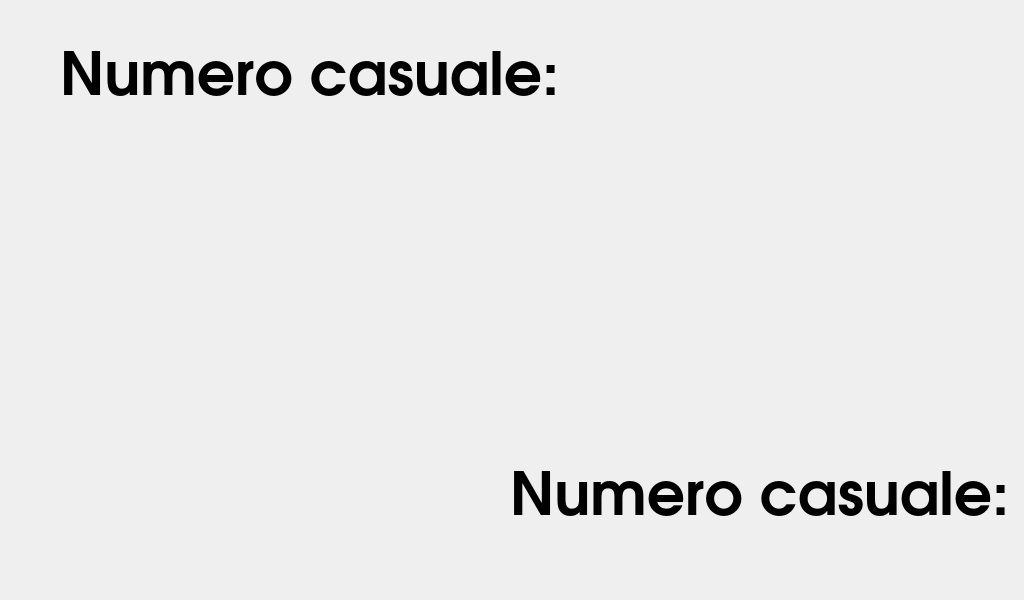
Old version of the form mainwindow.ui in the repository L0E6O/LeoDash.
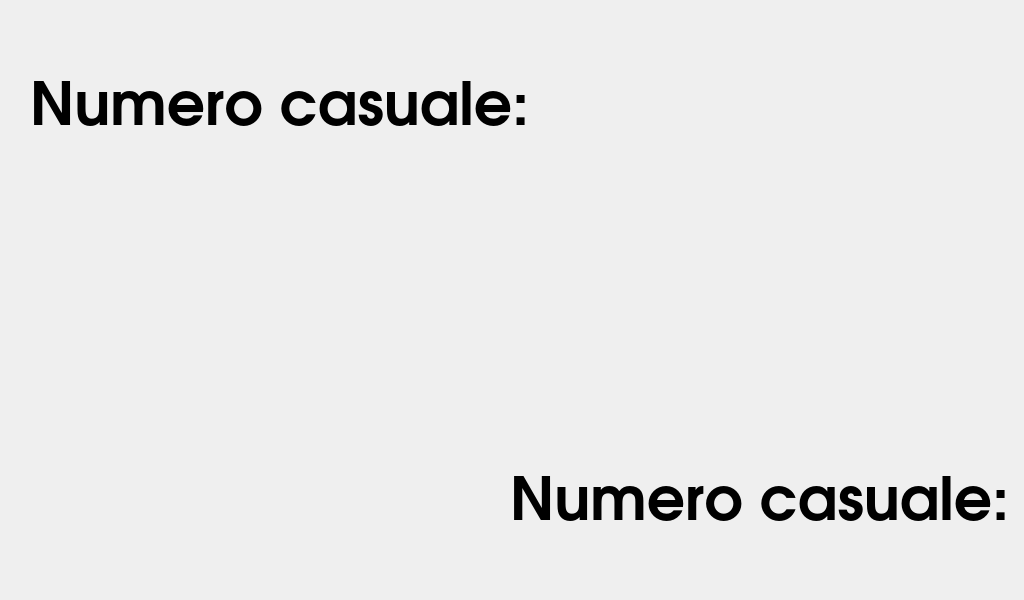
New version of the form.

Commit message: cambiato layout

```diff
--- a/mainwindow.ui
+++ b/mainwindow.ui
@@ -26,7 +26,7 @@
    <widget class="QLabel" name="lAX">
     <property name="geometry">
      <rect>
-      <x>60</x>
+      <x>30</x>
       <y>30</y>
       <width>521</width>
       <height>141</height>
@@ -51,9 +51,6 @@
     <property name="scaledContents">
      <bool>false</bool>
     </property>
-    <property name="alignment">
-     <set>Qt::AlignmentFlag::AlignLeading|Qt::AlignmentFlag::AlignLeft|Qt::AlignmentFlag::AlignTop</set>
-    </property>
    </widget>
    <widget class="QLabel" name="lAY">
     <property name="enabled">
@@ -62,9 +59,9 @@
     <property name="geometry">
      <rect>
       <x>510</x>
-      <y>450</y>
+      <y>430</y>
       <width>511</width>
-      <height>121</height>
+      <height>131</height>
      </rect>
     </property>
     <property name="font">
@@ -83,9 +80,6 @@
     <property name="scaledContents">
      <bool>false</bool>
     </property>
-    <property name="alignment">
-     <set>Qt::AlignmentFlag::AlignLeading|Qt::AlignmentFlag::AlignLeft|Qt::AlignmentFlag::AlignTop</set>
-    </property>
    </widget>
   </widget>
  </widget>
```
The commit also changes 1 other file.
